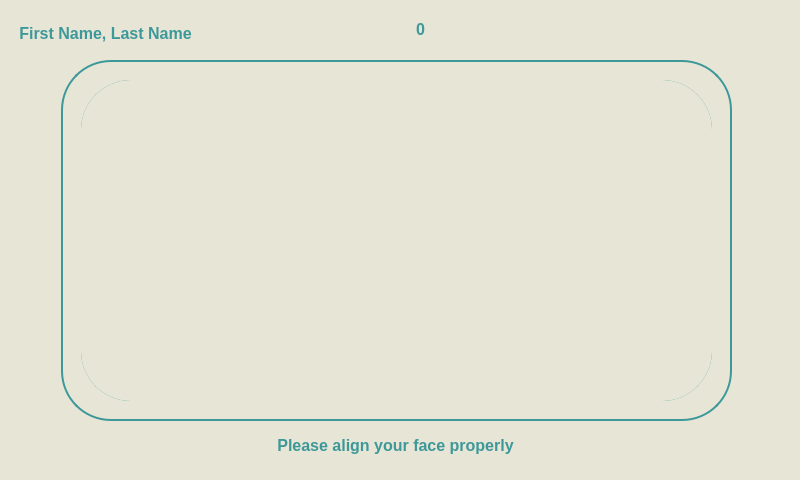
Qt form Design/FacialRegister.ui (Fsociety-Mrn/AIoT-Smartlock) before a commit.
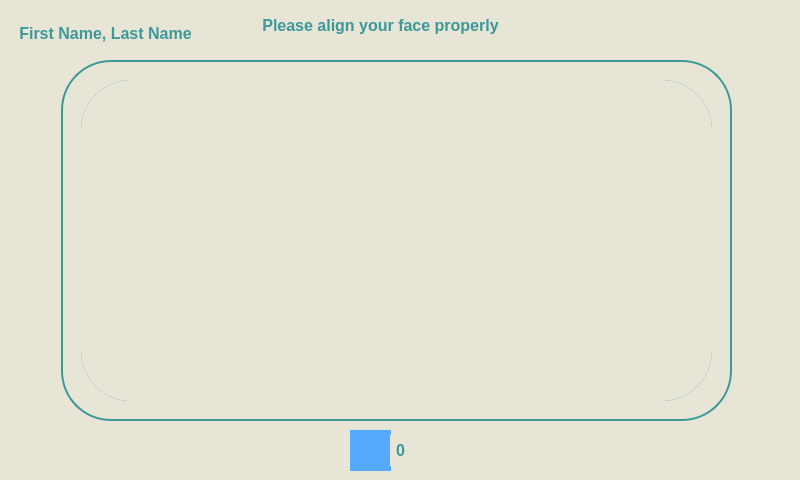
The same form after that commit. Icons and pictures are not drawn.

```diff
--- a/Design/FacialRegister.ui
+++ b/Design/FacialRegister.ui
@@ -71,12 +71,15 @@
   <widget class="QLabel" name="label">
    <property name="geometry">
     <rect>
-     <x>370</x>
-     <y>10</y>
+     <x>350</x>
+     <y>430</y>
      <width>41</width>
      <height>41</height>
     </rect>
    </property>
+   <property name="styleSheet">
+    <string notr="true">background-color:rgb(85, 170, 255)</string>
+   </property>
    <property name="text">
     <string/>
    </property>
@@ -90,8 +93,8 @@
   <widget class="QLabel" name="capture">
    <property name="geometry">
     <rect>
-     <x>410</x>
-     <y>14</y>
+     <x>390</x>
+     <y>435</y>
      <width>21</width>
      <height>31</height>
     </rect>
@@ -117,9 +120,9 @@
   <widget class="QLabel" name="status">
    <property name="geometry">
     <rect>
-     <x>-10</x>
-     <y>430</y>
-     <width>811</width>
+     <x>-30</x>
+     <y>10</y>
+     <width>821</width>
      <height>31</height>
     </rect>
    </property>
```
